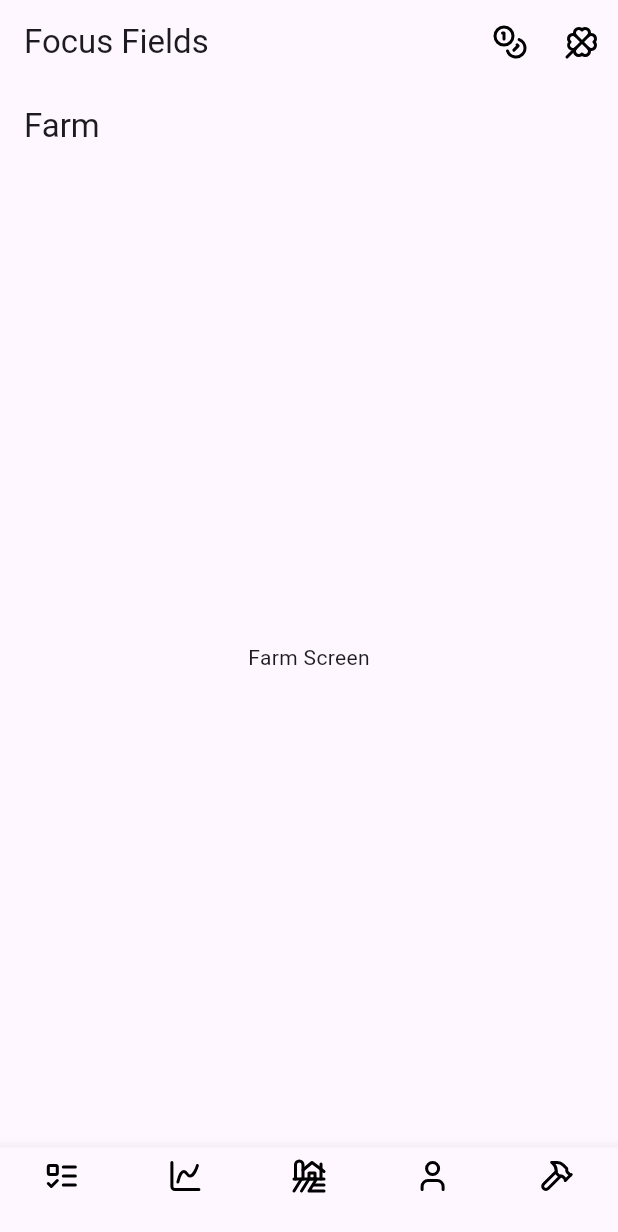
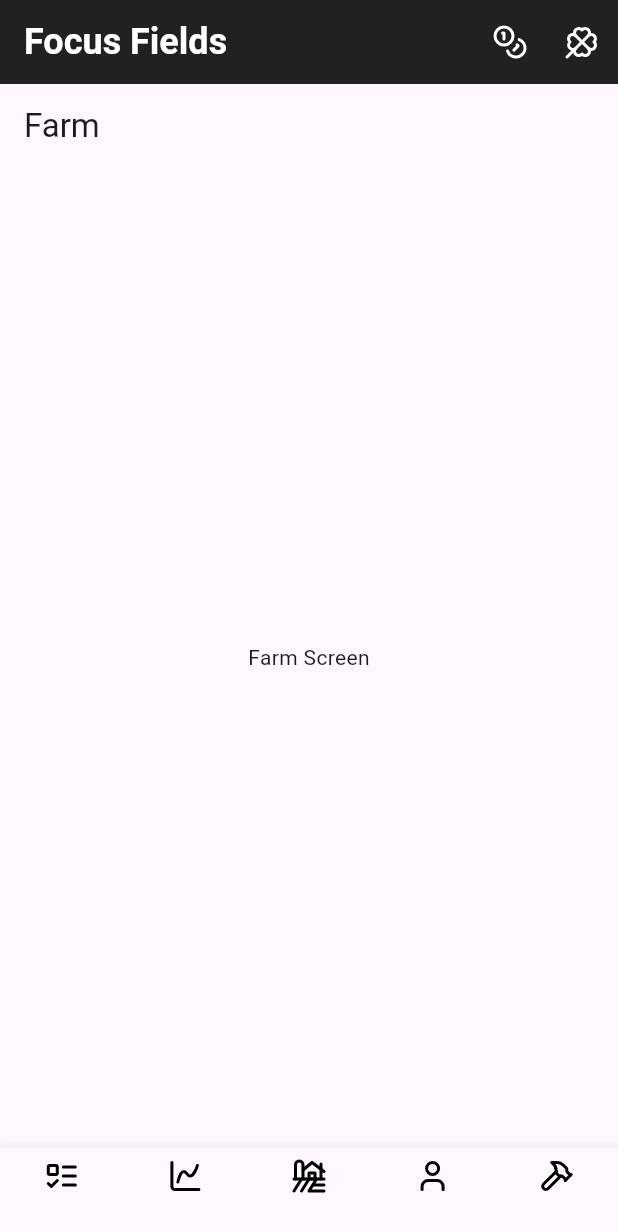
Before and after one commit to Gabriel-L-Martins/Focus-Fields, a Flutter app: the screen it shows after launch, on a phone screen of 412 x 824 dp. Shown: the top 1232 px of the screen. Run offline on Flutter 3.47's test engine with Material 3 defaults, Android fonts, the phone set to English and light mode, and no system bars; our stand-ins replace flutter_svg.

Commit message:
style(appbar): change background to dark and text to white

```diff
--- a/lib/pages/home_screen.dart
+++ b/lib/pages/home_screen.dart
@@ -28,12 +28,19 @@ class _HomeScreenState extends State<HomeScreen> {
     return Scaffold(
       appBar: AppBar(
         title: const Text('Focus Fields'),
+        titleTextStyle: TextStyle(
+          color: Colors.white,
+          fontSize: 24,
+          fontWeight: FontWeight.bold,
+        ),
+        backgroundColor: Colors.grey[900],
         actions: [
           IconButton(
             icon: SvgPicture.asset(
               'assets/icons/coins.svg',
               height: 24,
               width: 24,
+              colorFilter: ColorFilter.mode(Colors.white, BlendMode.srcIn),
             ),
             onPressed: () {},
           ),
@@ -42,6 +49,7 @@ class _HomeScreenState extends State<HomeScreen> {
               'assets/icons/clover.svg',
               height: 24,
               width: 24,
+              colorFilter: ColorFilter.mode(Colors.white, BlendMode.srcIn),
             ),
             onPressed: () {},
           ),
```
